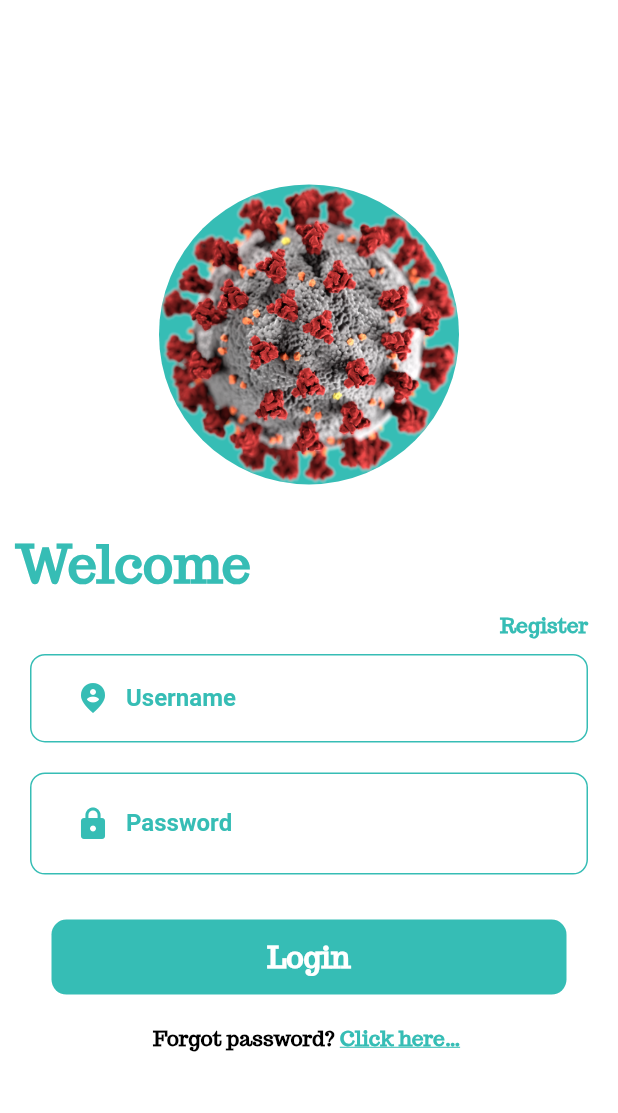
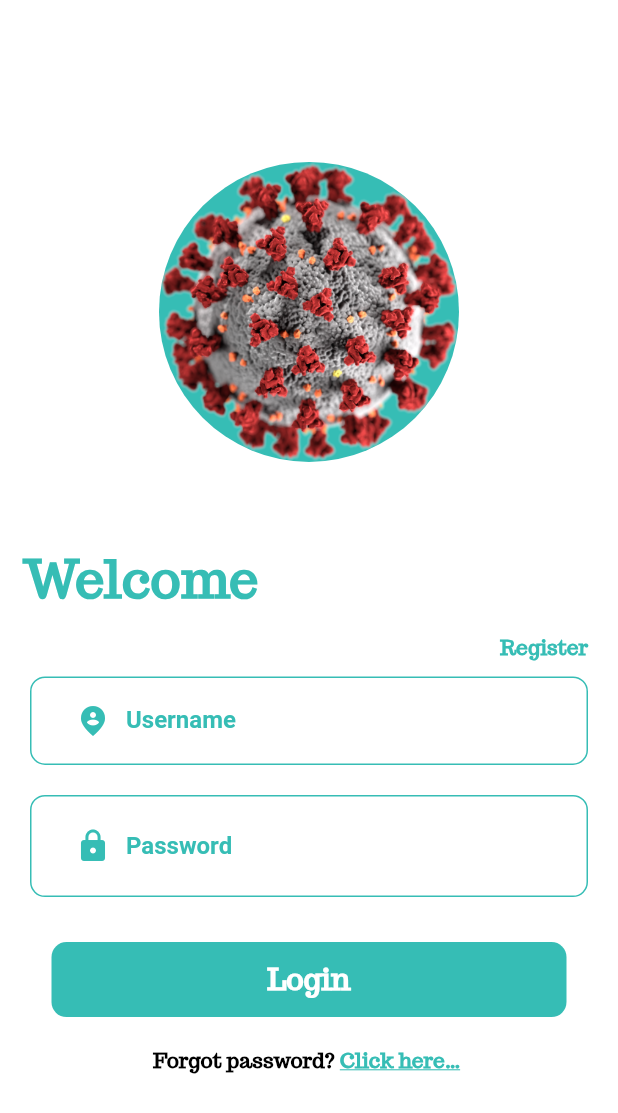
Before and after one commit to IoT-Communications/JICA-Application, a Flutter app: the LoginScreen screen opened by its route, on a phone screen of 412 x 824 dp. Shown: the top 1113 px of the screen. Run offline on Flutter 3.47's test engine with Material 2 defaults, Android fonts, the phone set to English and light mode, and no system bars; our stand-ins replace hexcolor, logger, recase.

Commit message:
fix login screen text alignment

```diff
--- a/lib/src/ui/screens/auth/login/login_screen.dart
+++ b/lib/src/ui/screens/auth/login/login_screen.dart
@@ -29,10 +29,11 @@
             mainAxisAlignment: MainAxisAlignment.center,
             children: [
               CovidLogo(),
-              SizedBox(height: 20),
+              SizedBox(height: 40),
               Container(
                 alignment: Alignment.centerLeft,
                 margin: EdgeInsets.all(10),
+                padding: EdgeInsets.all(5),
                 child: GestureDetector(
                   onTap: () {
                     Navigator.pop(context);
```
